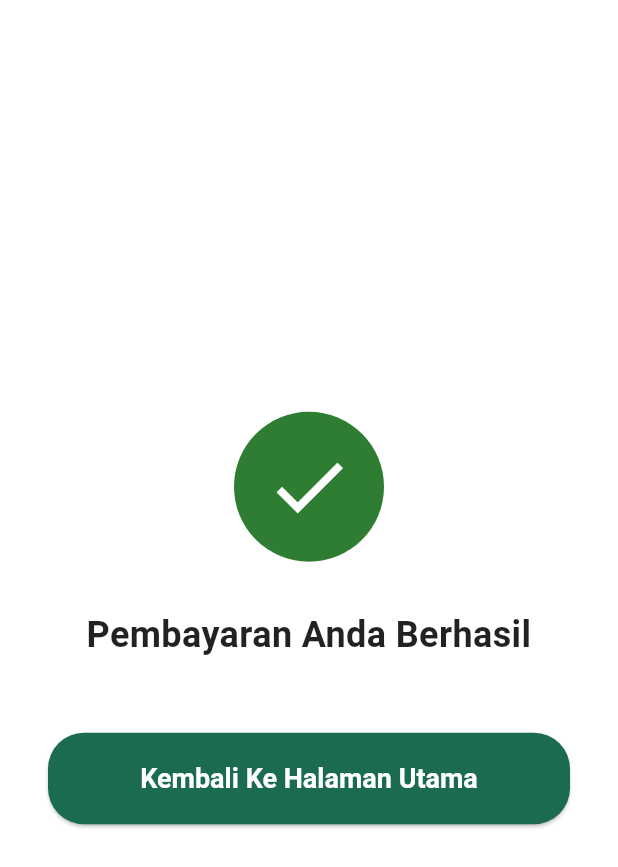
After one commit to alvinsanjaya14/uts-mobile-prog, a Flutter app: the PaymentSuccessScreen screen opened by its route, on a phone screen of 412 x 824 dp. The commit adds this screen. Shown: the top 867 px of the screen. Run offline on Flutter 3.47's test engine with Material 3 defaults, Android fonts, the phone set to English and light mode, and no system bars; our stand-ins replace equatable, go_router, shared_preferences; accounts and stored records are empty; network calls fail.

Commit message:
membuat halam payment gateway dan halam berhasil dalam tahap akhir pembuatan halaman check out

```diff
--- a/lib/routes.dart
+++ b/lib/routes.dart
@@ -13,6 +13,7 @@ import 'screens/notifications_screen.dart';
 import 'screens/help_centre_screen.dart';
 import 'screens/help_contact_screen.dart';
 import 'screens/help_detail_screen.dart';
+import 'screens/payment_success_screen.dart';
 
 /// Centralized route names
 class AppRoutes {
@@ -32,6 +33,7 @@ class AppRoutes {
   static const helpHowItWorks = '/help/how-it-works';
   static const helpJoin = '/help/join';
   static const terms = '/profile/terms';
+  static const paymentSuccess = '/payment-success';
 }
 
 /// GoRouter configuration
@@ -42,7 +44,8 @@ final GoRouter appRouter = GoRouter(
       name: 'home',
       builder: (context, state) => const HomeScreen(),
     ),
-    GoRoute( // <-- Tambahkan GoRoute ini
+    GoRoute(
+      // <-- Tambahkan GoRoute ini
       path: AppRoutes.cart,
       name: 'cart',
       builder: (context, state) => const CartScreen(),
@@ -149,6 +152,12 @@ final GoRouter appRouter = GoRouter(
             'By using Bitedeal, you agree to our terms and conditions. This includes acceptance of our privacy policy, order and collection policies, and the rules governing promotions and refunds. Bitedeal is a marketplace connecting customers and restaurants; we are not responsible for the content provided by restaurants. For detailed legal terms, please review the full policy on our website or contact support for clarifications.',
       ),
     ),
+    GoRoute(
+      // <-- TAMBAHKAN BLOK INI
+      path: AppRoutes.paymentSuccess,
+      name: 'payment-success',
+      builder: (context, state) => const PaymentSuccessScreen(),
+    ),
   ],
   errorBuilder: (context, state) => Scaffold(
     appBar: AppBar(title: const Text('Error')),
--- /dev/null
+++ b/lib/screens/payment_success_screen.dart
@@ -0,0 +1,61 @@
+import 'package:flutter/material.dart';
+import 'package:go_router/go_router.dart';
+import '../routes.dart'; // Pastikan path ini benar
+import '../widgets/custom_button.dart'; // Pastikan path ini benar
+
+class PaymentSuccessScreen extends StatelessWidget {
+  const PaymentSuccessScreen({super.key});
+
+  @override
+  Widget build(BuildContext context) {
+    return Scaffold(
+      backgroundColor: Colors.white,
+      body: Center(
+        child: Padding(
+          padding: const EdgeInsets.all(32.0),
+          child: Column(
+            mainAxisAlignment: MainAxisAlignment.center,
+            crossAxisAlignment: CrossAxisAlignment.center,
+            children: [
+              // Lingkaran hijau dengan ikon centang
+              const CircleAvatar(
+                radius: 50,
+                backgroundColor: Color(0xFF2E7D32), // Warna hijau yang sesuai
+                child: Icon(
+                  Icons.check,
+                  color: Colors.white,
+                  size: 60,
+                ),
+              ),
+              const SizedBox(height: 32),
+
+              // Teks "Pembayaran Anda Berhasil"
+              const Text(
+                'Pembayaran Anda Berhasil',
+                style: TextStyle(
+                  fontSize: 24,
+                  fontWeight: FontWeight.bold,
+                  color: Colors.black87,
+                ),
+                textAlign: TextAlign.center,
+              ),
+              const SizedBox(height: 48),
+
+              // Tombol untuk kembali ke halaman utama
+              CustomButton.primary(
+                text: 'Kembali Ke Halaman Utama',
+                onPressed: () {
+                  // Menggunakan GoRouter untuk kembali ke home
+                  // 'go' akan mereset stack navigasi
+                  context.go(AppRoutes.home);
+                },
+                width: double.infinity,
+                size: CustomButtonSize.large,
+              ),
+            ],
+          ),
+        ),
+      ),
+    );
+  }
+}
--- a/pubspec.yaml
+++ b/pubspec.yaml
@@ -60,6 +60,8 @@ flutter:
   # included with your application, so that you can use the icons in
   # the material Icons class.
   uses-material-design: true
+  assets:
+    - assets/
 
   # To add assets to your application, add an assets section, like this:
   # assets:
```
Also changed, not shown: lib/screens/cart_screen.dart (+86 -7 lines), assets/apple_pay.png (added), assets/paypal.png (added).
